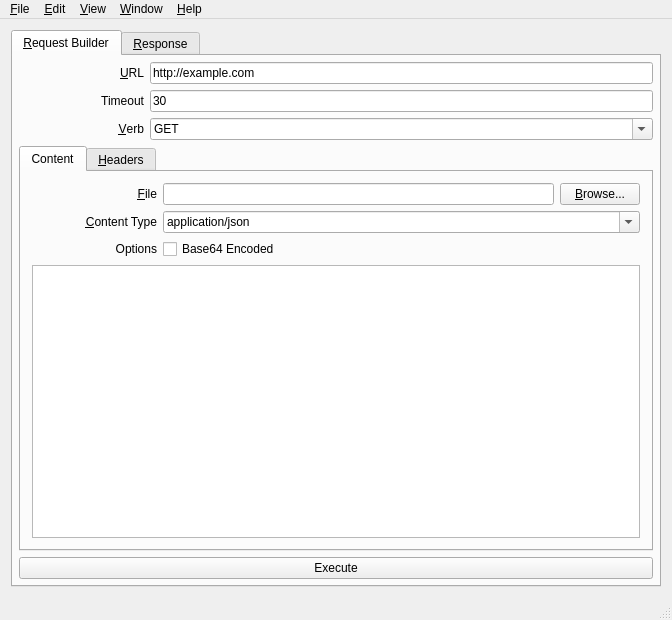
Qt form app/MainWnd.ui (SneWs/Httper) before a commit.
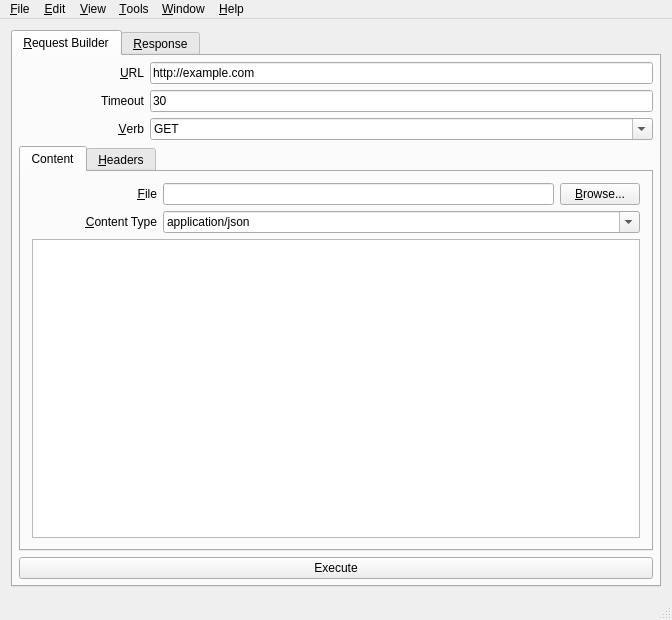
The same form after that commit. The open tabs and pages were chosen to show the change. Icons and pictures are not drawn.

Commit message: Adding base64 tools. Cleaning up the main UI. General fixes

The edit to the form file:
```diff
--- a/app/MainWnd.ui
+++ b/app/MainWnd.ui
@@ -255,39 +255,6 @@
               </item>
              </layout>
             </item>
-            <item>
-             <layout class="QHBoxLayout" name="horizontalLayout_7">
-              <item>
-               <widget class="QLabel" name="lblContentOptions">
-                <property name="minimumSize">
-                 <size>
-                  <width>125</width>
-                  <height>0</height>
-                 </size>
-                </property>
-                <property name="text">
-                 <string>Options</string>
-                </property>
-                <property name="alignment">
-                 <set>Qt::AlignRight|Qt::AlignTrailing|Qt::AlignVCenter</set>
-                </property>
-               </widget>
-              </item>
-              <item>
-               <widget class="QCheckBox" name="chkBase64Encode">
-                <property name="sizePolicy">
-                 <sizepolicy hsizetype="Expanding" vsizetype="Fixed">
-                  <horstretch>0</horstretch>
-                  <verstretch>0</verstretch>
-                 </sizepolicy>
-                </property>
-                <property name="text">
-                 <string>Base64 Encoded</string>
-                </property>
-               </widget>
-              </item>
-             </layout>
-            </item>
             <item>
              <widget class="QPlainTextEdit" name="txtContentToSend">
               <property name="lineWrapMode">
@@ -730,7 +697,7 @@
      <x>0</x>
      <y>0</y>
      <width>672</width>
-     <height>22</height>
+     <height>25</height>
     </rect>
    </property>
    <widget class="QMenu" name="miFile">
@@ -778,9 +745,17 @@
     </property>
     <addaction name="miWindowCloseAllButThis"/>
    </widget>
+   <widget class="QMenu" name="miTools">
+    <property name="title">
+     <string>&amp;Tools</string>
+    </property>
+    <addaction name="miToolsBase64Encode"/>
+    <addaction name="miToolsBase64Decode"/>
+   </widget>
    <addaction name="miFile"/>
    <addaction name="miEdit"/>
    <addaction name="miView"/>
+   <addaction name="miTools"/>
    <addaction name="miWindow"/>
    <addaction name="miHelp"/>
   </widget>
```
Left out of the diff: 48 changed lines with no effect on the pictures. The commit also changes 6 other files.
